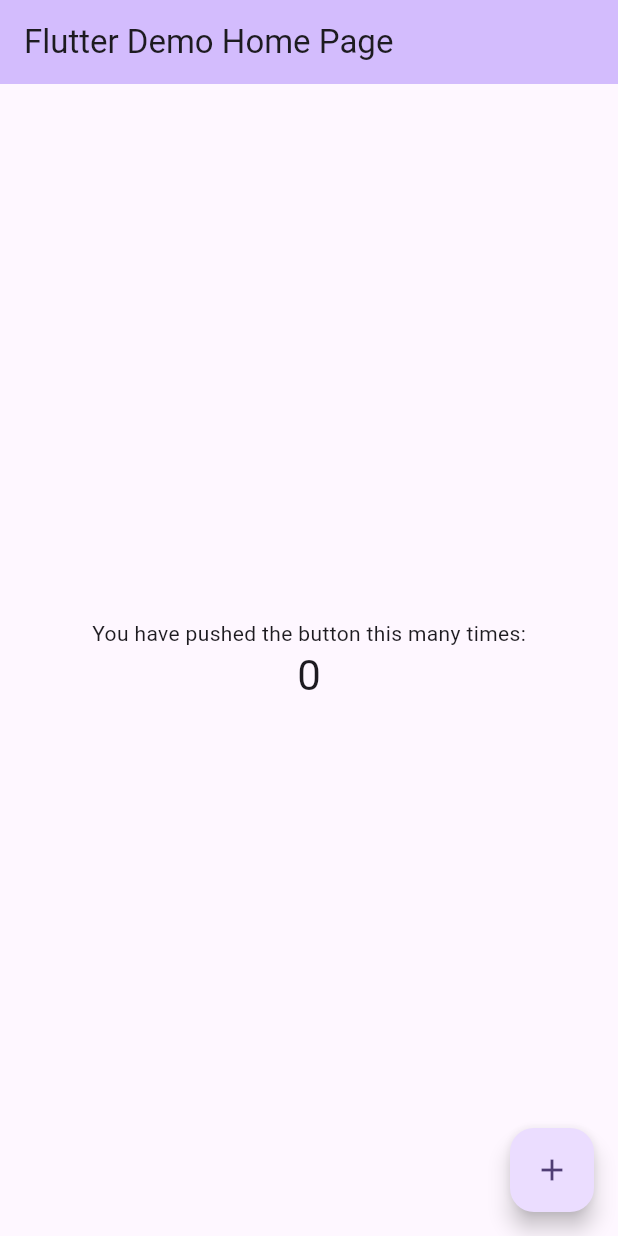
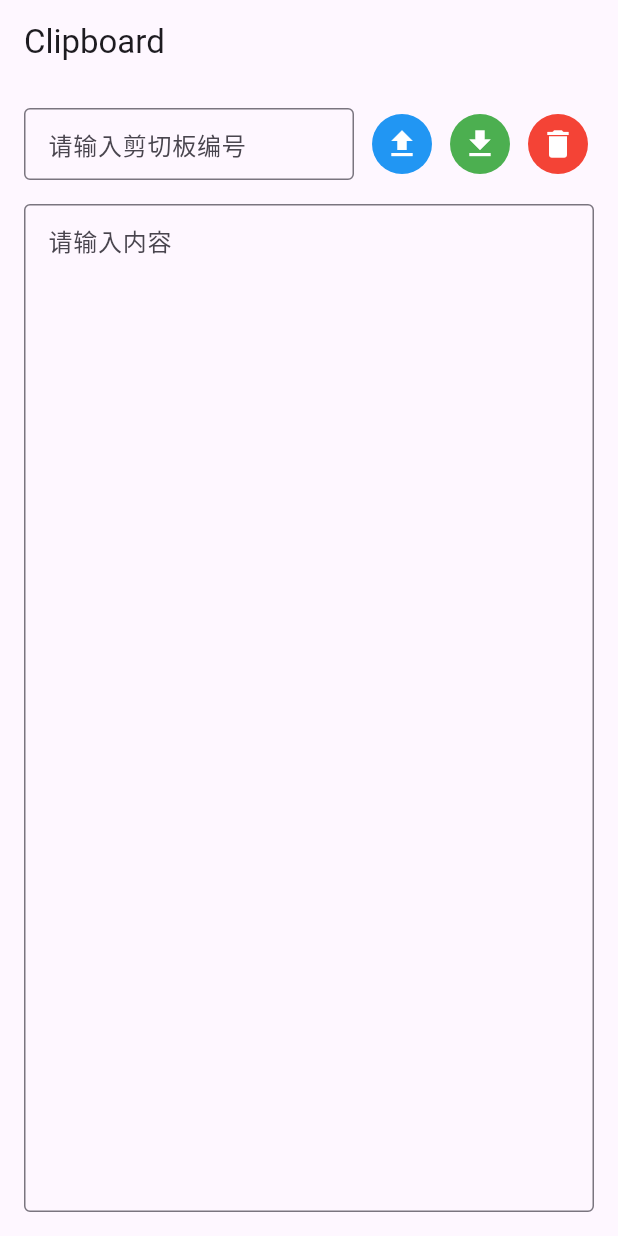
Before and after one commit to deov631/MyServer, a Flutter app: the screen it shows after launch, on a phone screen of 412 x 824 dp. Run offline on Flutter 3.47's test engine with Material 3 defaults, Android fonts, the phone set to English and light mode, and no system bars.

Commit message:
feat(clipboard): 实现剪切板增删查改功能及状态管理
- 新增ApiConfig配置类，定义后端API基础地址
- 新增ClipboardModel数据模型，支持JSON序列化和copyWith
- 实现ClipboardService，封装剪切板相关HTTP请求方法
- 创建ClipboardProvider，管理剪切板数据和加载/错误状态
- 新增ClipboardPage界面，支持剪切板编号输入及上传、下载、删除操作
- 使用Provider进行状态管理和界面更新
- 重构main.dart，整合Provider和主页，简化入口代码
- 添加依赖provider和http库，提高响应式数据管理和网络请求能力

```diff
--- /dev/null
+++ b/frontend/lib/clip/model.dart
@@ -0,0 +1,33 @@
+class ClipboardModel {
+  final String id;
+  final String content;
+
+  ClipboardModel({
+    required this.id,
+    required this.content,
+  });
+
+  factory ClipboardModel.fromJson(Map<String, dynamic> json) {
+    return ClipboardModel(
+      id: json['id'] as String? ?? '',
+      content: json['content'] as String? ?? '',
+    );
+  }
+
+  Map<String, dynamic> toJson() {
+    return {
+      'id': id,
+      'content': content,
+    };
+  }
+
+  ClipboardModel copyWith({
+    String? id,
+    String? content,
+  }) {
+    return ClipboardModel(
+      id: id ?? this.id,
+      content: content ?? this.content,
+    );
+  }
+}
--- /dev/null
+++ b/frontend/lib/clip/page.dart
@@ -0,0 +1,192 @@
+import 'package:flutter/material.dart';
+import 'package:provider/provider.dart';
+import 'package:frontend/clip/provider.dart';
+
+class ClipboardPage extends StatefulWidget {
+  const ClipboardPage({super.key});
+
+  @override
+  State<ClipboardPage> createState() => _ClipboardPageState();
+}
+
+class _ClipboardPageState extends State<ClipboardPage> {
+  final TextEditingController _titleController = TextEditingController();
+  final TextEditingController _contentController = TextEditingController();
+
+  @override
+  void dispose() {
+    _titleController.dispose();
+    _contentController.dispose();
+    super.dispose();
+  }
+
+  void _showMessage(String message, {bool isError = false}) {
+    ScaffoldMessenger.of(context).showSnackBar(
+      SnackBar(
+        content: Text(message),
+        backgroundColor: isError ? Colors.red : Colors.green,
+      ),
+    );
+  }
+
+  Future<void> _handleUpload() async {
+    final provider = context.read<ClipboardProvider>();
+    final clipboardId = _titleController.text.trim();
+    final content = _contentController.text;
+
+    final success = await provider.uploadClipboard(clipboardId, content);
+    if (success) {
+      _showMessage('上传成功');
+    } else if (provider.errorMessage != null) {
+      _showMessage(provider.errorMessage!, isError: true);
+    }
+  }
+
+  Future<void> _handleDownload() async {
+    final provider = context.read<ClipboardProvider>();
+    final clipboardId = _titleController.text.trim();
+
+    await provider.getClipboard(clipboardId);
+
+    if (provider.currentClipboard != null) {
+      _contentController.text = provider.currentClipboard!.content;
+      _showMessage('下载成功');
+    } else if (provider.errorMessage != null) {
+      _showMessage(provider.errorMessage!, isError: true);
+    }
+  }
+
+  Future<void> _handleDelete() async {
+    final provider = context.read<ClipboardProvider>();
+    final clipboardId = _titleController.text.trim();
+
+    // 显示确认对话框
+    final confirmed = await showDialog<bool>(
+      context: context,
+      builder: (context) => AlertDialog(
+        title: const Text('确认删除'),
+        content: Text('确定要删除剪切板 "$clipboardId" 吗？'),
+        actions: [
+          TextButton(
+            onPressed: () => Navigator.pop(context, false),
+            child: const Text('取消'),
+          ),
+          TextButton(
+            onPressed: () => Navigator.pop(context, true),
+            child: const Text('删除', style: TextStyle(color: Colors.red)),
+          ),
+        ],
+      ),
+    );
+
+    if (confirmed == true) {
+      final success = await provider.deleteClipboard(clipboardId);
+      if (success) {
+        _titleController.clear();
+        _contentController.clear();
+        _showMessage('删除成功');
+      } else if (provider.errorMessage != null) {
+        _showMessage(provider.errorMessage!, isError: true);
+      }
+    }
+  }
+
+  @override
+  Widget build(BuildContext context) {
+    return Consumer<ClipboardProvider>(
+      builder: (context, provider, child) {
+        return Scaffold(
+          appBar: AppBar(
+            title: const Text('Clipboard'),
+          ),
+          body: Stack(
+            children: [
+              Padding(
+                padding: const EdgeInsets.all(16.0),
+                child: Column(
+                  crossAxisAlignment: CrossAxisAlignment.stretch,
+                  children: [
+                    // 标题输入框和按钮行
+                    Row(
+                      children: [
+                        Expanded(
+                          child: TextField(
+                            controller: _titleController,
+                            decoration: const InputDecoration(
+                              hintText: '请输入剪切板编号',
+                              border: OutlineInputBorder(),
+                              contentPadding: EdgeInsets.symmetric(
+                                horizontal: 12,
+                                vertical: 8,
+                              ),
+                            ),
+                          ),
+                        ),
+                        const SizedBox(width: 8),
+                        // 上传按钮
+                        IconButton(
+                          icon: const Icon(Icons.upload, color: Colors.white),
+                          onPressed: provider.isLoading ? null : _handleUpload,
+                          tooltip: '上传',
+                          style: IconButton.styleFrom(
+                            backgroundColor: Colors.blue,
+                            disabledBackgroundColor: Colors.grey,
+                          ),
+                        ),
+                        const SizedBox(width: 4),
+                        // 下载按钮
+                        IconButton(
+                          icon: const Icon(Icons.download, color: Colors.white),
+                          onPressed: provider.isLoading ? null : _handleDownload,
+                          tooltip: '下载',
+                          style: IconButton.styleFrom(
+                            backgroundColor: Colors.green,
+                            disabledBackgroundColor: Colors.grey,
+                          ),
+                        ),
+                        const SizedBox(width: 4),
+                        // 删除按钮
+                        IconButton(
+                          icon: const Icon(Icons.delete, color: Colors.white),
+                          onPressed: provider.isLoading ? null : _handleDelete,
+                          tooltip: '删除',
+                          style: IconButton.styleFrom(
+                            backgroundColor: Colors.red,
+                            disabledBackgroundColor: Colors.grey,
+                          ),
+                        ),
+                      ],
+                    ),
+                    const SizedBox(height: 16),
+                    // 大的文本输入区域
+                    Expanded(
+                      child: TextField(
+                        controller: _contentController,
+                        maxLines: null,
+                        expands: true,
+                        textAlignVertical: TextAlignVertical.top,
+                        decoration: const InputDecoration(
+                          hintText: '请输入内容',
+                          border: OutlineInputBorder(),
+                          contentPadding: EdgeInsets.all(12),
+                        ),
+                      ),
+                    ),
+                  ],
+                ),
+              ),
+              // 加载指示器
+              if (provider.isLoading)
+                Container(
+                  color: Colors.black26,
+                  child: const Center(
+                    child: CircularProgressIndicator(),
+                  ),
+                ),
+            ],
+          ),
+        );
+      },
+    );
+  }
+}
--- /dev/null
+++ b/frontend/lib/home.dart
@@ -0,0 +1,13 @@
+import 'package:flutter/material.dart';
+import 'package:frontend/clip/page.dart';
+
+class MyHomePage extends StatelessWidget {
+  const MyHomePage({super.key});
+
+  @override
+  Widget build(BuildContext context) {
+    return Scaffold(
+      body: ClipboardPage(),
+    );
+  }
+}
--- a/frontend/lib/main.dart
+++ b/frontend/lib/main.dart
@@ -1,4 +1,7 @@
 import 'package:flutter/material.dart';
+import 'package:frontend/home.dart';
+import 'package:provider/provider.dart';
+import 'package:frontend/clip/provider.dart';
 
 void main() {
   runApp(const MyApp());
@@ -7,115 +10,18 @@ void main() {
 class MyApp extends StatelessWidget {
   const MyApp({super.key});
 
-  // This widget is the root of your application.
   @override
   Widget build(BuildContext context) {
-    return MaterialApp(
-      title: 'Flutter Demo',
-      theme: ThemeData(
-        // This is the theme of your application.
-        //
-        // TRY THIS: Try running your application with "flutter run". You'll see
-        // the application has a purple toolbar. Then, without quitting the app,
-        // try changing the seedColor in the colorScheme below to Colors.green
-        // and then invoke "hot reload" (save your changes or press the "hot
-        // reload" button in a Flutter-supported IDE, or press "r" if you used
-        // the command line to start the app).
-        //
-        // Notice that the counter didn't reset back to zero; the application
-        // state is not lost during the reload. To reset the state, use hot
-        // restart instead.
-        //
-        // This works for code too, not just values: Most code changes can be
-        // tested with just a hot reload.
-        colorScheme: .fromSeed(seedColor: Colors.deepPurple),
-      ),
-      home: const MyHomePage(title: 'Flutter Demo Home Page'),
-    );
-  }
-}
-
-class MyHomePage extends StatefulWidget {
-  const MyHomePage({super.key, required this.title});
-
-  // This widget is the home page of your application. It is stateful, meaning
-  // that it has a State object (defined below) that contains fields that affect
-  // how it looks.
-
-  // This class is the configuration for the state. It holds the values (in this
-  // case the title) provided by the parent (in this case the App widget) and
-  // used by the build method of the State. Fields in a Widget subclass are
-  // always marked "final".
-
-  final String title;
-
-  @override
-  State<MyHomePage> createState() => _MyHomePageState();
-}
-
-class _MyHomePageState extends State<MyHomePage> {
-  int _counter = 0;
-
-  void _incrementCounter() {
-    setState(() {
-      // This call to setState tells the Flutter framework that something has
-      // changed in this State, which causes it to rerun the build method below
-      // so that the display can reflect the updated values. If we changed
-      // _counter without calling setState(), then the build method would not be
-      // called again, and so nothing would appear to happen.
-      _counter++;
-    });
-  }
-
-  @override
-  Widget build(BuildContext context) {
-    // This method is rerun every time setState is called, for instance as done
-    // by the _incrementCounter method above.
-    //
-    // The Flutter framework has been optimized to make rerunning build methods
-    // fast, so that you can just rebuild anything that needs updating rather
-    // than having to individually change instances of widgets.
-    return Scaffold(
-      appBar: AppBar(
-        // TRY THIS: Try changing the color here to a specific color (to
-        // Colors.amber, perhaps?) and trigger a hot reload to see the AppBar
-        // change color while the other colors stay the same.
-        backgroundColor: Theme.of(context).colorScheme.inversePrimary,
-        // Here we take the value from the MyHomePage object that was created by
-        // the App.build method, and use it to set our appbar title.
-        title: Text(widget.title),
-      ),
-      body: Center(
-        // Center is a layout widget. It takes a single child and positions it
-        // in the middle of the parent.
-        child: Column(
-          // Column is also a layout widget. It takes a list of children and
-          // arranges them vertically. By default, it sizes itself to fit its
-          // children horizontally, and tries to be as tall as its parent.
-          //
-          // Column has various properties to control how it sizes itself and
-          // how it positions its children. Here we use mainAxisAlignment to
-          // center the children vertically; the main axis here is the vertical
-          // axis because Columns are vertical (the cross axis would be
-          // horizontal).
-          //
-          // TRY THIS: Invoke "debug painting" (choose the "Toggle Debug Paint"
-          // action in the IDE, or press "p" in the console), to see the
-          // wireframe for each widget.
-          mainAxisAlignment: .center,
-          children: [
-            const Text('You have pushed the button this many times:'),
-            Text(
-              '$_counter',
-              style: Theme.of(context).textTheme.headlineMedium,
-            ),
-          ],
+    return MultiProvider(
+      providers: [
+        ChangeNotifierProvider(create: (_) => ClipboardProvider()),
+      ],
+      child: MaterialApp(
+        title: 'Deov.cn',
+        theme: ThemeData(
+          colorScheme: ColorScheme.fromSeed(seedColor: Colors.deepPurple),
         ),
-      ),
-      floatingActionButton: FloatingActionButton(
-        onPressed: _incrementCounter,
-        tooltip: 'Increment',
-        child: const Icon(Icons.add),
+        home: const MyHomePage(),
       ),
     );
   }
--- a/frontend/pubspec.yaml
+++ b/frontend/pubspec.yaml
@@ -34,6 +34,8 @@ dependencies:
   # The following adds the Cupertino Icons font to your application.
   # Use with the CupertinoIcons class for iOS style icons.
   cupertino_icons: ^1.0.8
+  provider: ^6.1.2
+  http: ^1.2.2
 
 dev_dependencies:
   flutter_test:
```
Also changed, not shown: frontend/lib/clip/provider.dart (added, +107 -0 lines), frontend/lib/clip/service.dart (added, +67 -0 lines), frontend/lib/config/api.dart (added, +10 -0 lines).
